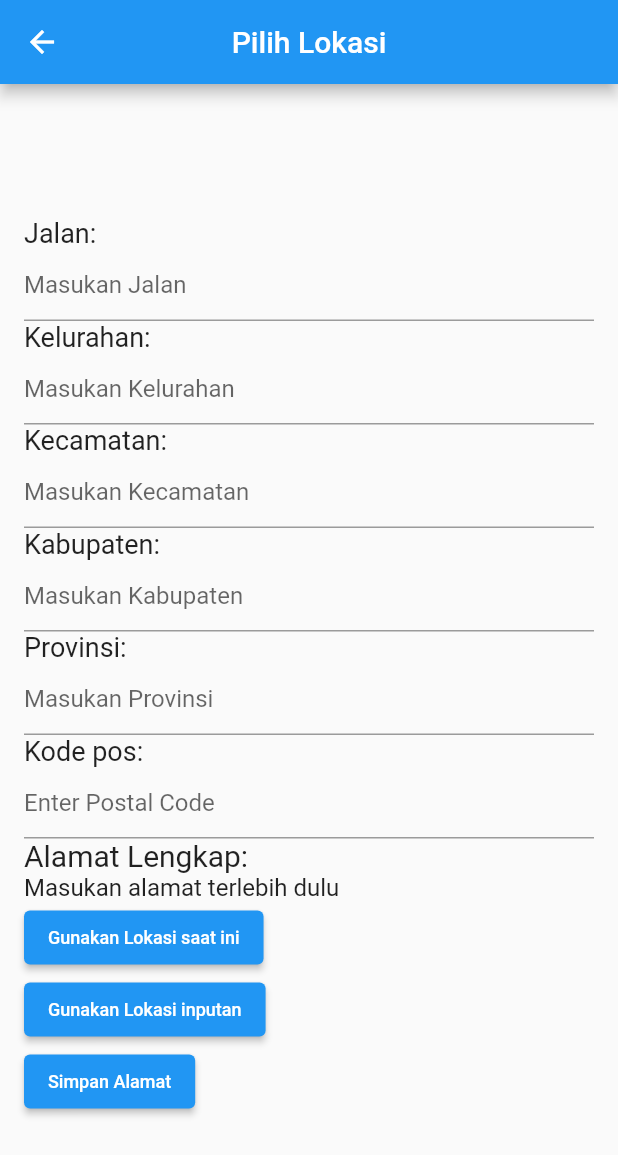
After one commit to Rzero6/project_belanjakan, a Flutter app: the InputAddress screen opened directly, on a phone screen of 412 x 824 dp. The commit adds this screen. Shown: the top 1155 px of the screen. Run offline on Flutter 3.47's test engine with Material 2 defaults, Android fonts, the phone set to English and light mode, and no system bars; our stand-ins replace audioplayers, awesome_notifications, camera, flutter_bloc, geocoding, geolocator and 7 more; missing offline and left inert: mobile_scanner; accounts and stored records are empty; project files that could hold a hidden picture were left out.

Commit message:
gabungin semua

```diff
--- /dev/null
+++ b/lib/view/address/input_address.dart
@@ -0,0 +1,254 @@
+import 'package:flutter/material.dart';
+import 'package:geocoding/geocoding.dart';
+import 'package:geolocator/geolocator.dart';
+import 'package:project_belanjakan/model/address.dart';
+
+class InputAddress extends StatefulWidget {
+  const InputAddress({Key? key}) : super(key: key);
+
+  @override
+  State<InputAddress> createState() => _InputAddressState();
+}
+
+class _InputAddressState extends State<InputAddress> {
+  Position? _currentLocation;
+  late bool servicePermission = false;
+  late LocationPermission permission;
+  bool isLoading = false;
+
+  String _currentStreet = "";
+  String _currentSubLocality = "";
+  String _currentLocality = "";
+  String _currentAdministrativeArea = "";
+  String _currentSubAdminisitrative = "";
+  String _currentPostalCode = "";
+  String _currentAddress = "";
+  String fullAddress = "Masukan alamat terlebih dulu";
+
+  final TextEditingController _manualStreetController = TextEditingController();
+  final TextEditingController _manualSubLocalityController =
+      TextEditingController();
+  final TextEditingController _manualLocalityController =
+      TextEditingController();
+  final TextEditingController _manualAdministrativeAreaController =
+      TextEditingController();
+  final TextEditingController _manualSubAdminisitrativeController =
+      TextEditingController();
+  final TextEditingController _manualPostalCodeController =
+      TextEditingController();
+  final TextEditingController _nameController = TextEditingController();
+  final TextEditingController _phoneController = TextEditingController();
+  final TextEditingController _manualAddressController =
+      TextEditingController();
+
+  Future<Position> _getCurrentLocation() async {
+    servicePermission = await Geolocator.isLocationServiceEnabled();
+    if (!servicePermission) {
+      print("Service disabled");
+    }
+    permission = await Geolocator.checkPermission();
+    if (permission == LocationPermission.denied) {
+      permission = await Geolocator.requestPermission();
+    }
+    return await Geolocator.getCurrentPosition();
+  }
+
+  _getAddressFromCoordinates(Position position) async {
+    try {
+      List<Placemark> placemarks = await placemarkFromCoordinates(
+        position.latitude,
+        position.longitude,
+      );
+      Placemark place = placemarks[0];
+
+      _currentStreet = place.street ?? "";
+      _currentSubLocality = place.subLocality ?? "";
+      _currentLocality = place.locality ?? "";
+      _currentAdministrativeArea = place.administrativeArea ?? "";
+      _currentSubAdminisitrative = place.subAdministrativeArea ?? "";
+      _currentPostalCode = place.postalCode ?? "";
+
+      setState(() {
+        _manualStreetController.text = _currentStreet;
+        _manualSubLocalityController.text = _currentSubLocality;
+        _manualLocalityController.text = _currentLocality;
+        _manualAdministrativeAreaController.text = _currentAdministrativeArea;
+        _manualAddressController.text = _currentAddress;
+        _manualSubAdminisitrativeController.text = _currentSubAdminisitrative;
+        _manualPostalCodeController.text = _currentPostalCode;
+        fullAddress =
+            '${_manualStreetController.text}, ${_manualSubLocalityController.text}, ${_manualLocalityController.text}, ${_manualAdministrativeAreaController.text}, ${_manualSubAdminisitrativeController.text}, ${_manualPostalCodeController.text}';
+        isLoading = false;
+      });
+    } catch (e) {
+      print(e);
+    }
+  }
+
+  @override
+  void dispose() {
+    _manualStreetController.dispose();
+    _manualSubLocalityController.dispose();
+    _manualLocalityController.dispose();
+    _manualAdministrativeAreaController.dispose();
+    _manualSubAdminisitrativeController.dispose();
+    _manualPostalCodeController.dispose();
+    _manualAddressController.dispose();
+    _nameController.dispose();
+    _phoneController.dispose();
+    super.dispose();
+  }
+
+  @override
+  Widget build(BuildContext context) {
+    return Scaffold(
+      appBar: AppBar(
+        title: const Text("Pilih Lokasi", style: TextStyle(fontSize: 20)),
+        centerTitle: true,
+      ),
+      body: Center(
+        child: isLoading
+            ? const Column(
+                mainAxisAlignment: MainAxisAlignment.center,
+                children: [
+                  CircularProgressIndicator(),
+                  SizedBox(
+                    height: 10,
+                  ),
+                  Text('Mencari lokasi....')
+                ],
+              )
+            : SingleChildScrollView(
+                child: Padding(
+                  padding: const EdgeInsets.all(16.0),
+                  child: Column(
+                    mainAxisAlignment: MainAxisAlignment.center,
+                    crossAxisAlignment: CrossAxisAlignment.start,
+                    children: [
+                      const SizedBox(height: 10),
+                      const Text(
+                        "Jalan:",
+                        style: TextStyle(fontSize: 18),
+                      ),
+                      TextField(
+                        controller: _manualStreetController,
+                        decoration: const InputDecoration(
+                          hintText: "Masukan Jalan",
+                        ),
+                      ),
+                      const Text(
+                        "Kelurahan:",
+                        style: TextStyle(fontSize: 18),
+                      ),
+                      TextField(
+                        controller: _manualSubLocalityController,
+                        decoration: const InputDecoration(
+                          hintText: "Masukan Kelurahan",
+                        ),
+                      ),
+                      const Text(
+                        "Kecamatan:",
+                        style: TextStyle(fontSize: 18),
+                      ),
+                      TextField(
+                        controller: _manualLocalityController,
+                        decoration: const InputDecoration(
+                          hintText: "Masukan Kecamatan",
+                        ),
+                      ),
+                      const Text(
+                        "Kabupaten:",
+                        style: TextStyle(fontSize: 18),
+                      ),
+                      TextField(
+                        controller: _manualSubAdminisitrativeController,
+                        decoration: const InputDecoration(
+                          hintText: "Masukan Kabupaten",
+                        ),
+                      ),
+                      const Text(
+                        "Provinsi:",
+                        style: TextStyle(fontSize: 18),
+                      ),
+                      TextField(
+                        controller: _manualAdministrativeAreaController,
+                        decoration: const InputDecoration(
+                          hintText: "Masukan Provinsi",
+                        ),
+                      ),
+                      const Text(
+                        "Kode pos:",
+                        style: TextStyle(fontSize: 18),
+                      ),
+                      TextField(
+                        controller: _manualPostalCodeController,
+                        decoration: const InputDecoration(
+                          hintText: "Enter Postal Code",
+                        ),
+                      ),
+                      const Text(
+                        "Alamat Lengkap:",
+                        style: TextStyle(fontSize: 20),
+                      ),
+                      Text(
+                        fullAddress,
+                        style: const TextStyle(fontSize: 16),
+                      ),
+                      ElevatedButton(
+                        onPressed: () async {
+                          setState(() {
+                            isLoading = true;
+                          });
+                          _currentLocation = await _getCurrentLocation();
+                          _getAddressFromCoordinates(_currentLocation!);
+                        },
+                        child: const Text("Gunakan Lokasi saat ini",
+                            style: TextStyle(fontSize: 12)),
+                      ),
+                      ElevatedButton(
+                        onPressed: () {
+                          setState(() {
+                            _currentAddress = _manualAddressController.text;
+                          });
+                        },
+                        child: const Text("Gunakan Lokasi inputan",
+                            style: TextStyle(fontSize: 12)),
+                      ),
+                      ElevatedButton(
+                        onPressed: () {
+                          if (fullAddress.isNotEmpty) {
+                            Address address = Address(jalan: _currentStreet, kabupaten: _currentSubAdminisitrative, kelurahan: _currentSubLocality, kecamatan: _currentLocality, kodePos: _currentPostalCode, provinsi: _currentAdministrativeArea);
+                            Navigator.pop(context,address);
+                          } else {
+                            showDialog(
+                              context: context,
+                              builder: (context) {
+                                return AlertDialog(
+                                  title: const Text('Peringatan'),
+                                  content:
+                                      const Text('Harus input alamat terlebih dulu!'),
+                                  actions: [
+                                    TextButton(
+                                      onPressed: () {
+                                        Navigator.of(context)
+                                            .pop(); // Close the dialog
+                                      },
+                                      child: const Text('Tutup'),
+                                    ),
+                                  ],
+                                );
+                              },
+                            );
+                          }
+                        },
+                        child: const Text("Simpan Alamat",
+                            style: TextStyle(fontSize: 12)),
+                      ),
+                    ],
+                  ),
+                ),
+              ),
+      ),
+    );
+  }
+}
--- a/lib/view/offers/daily_offers.dart
+++ b/lib/view/offers/daily_offers.dart
@@ -1,6 +1,5 @@
 import 'package:flutter/material.dart';
 import 'package:project_belanjakan/view/offers/coupons_page.dart';
-import 'package:project_belanjakan/view/offers/shake_n_win.dart';
 
 class DailyOffers extends StatefulWidget {
   const DailyOffers({super.key});
@@ -19,8 +18,8 @@ class _DailyOffersState extends State<DailyOffers> {
           children: [
             ElevatedButton(
                 onPressed: () {
-                  Navigator.push(
-                      context, MaterialPageRoute(builder: (_) => const CouponsPage()));
+                  Navigator.push(context,
+                      MaterialPageRoute(builder: (_) => const CouponsPage()));
                 },
                 child: const Text('Coupons')),
             const Text('Coming soon'),
```
Also changed, not shown: lib/view/address/get_current_location.dart (added, +44 -0 lines), lib/view/geolocator/geolocator.dart (deleted, +0 -227 lines), lib/view/offers/coupons_page.dart (+6 -3 lines), lib/view/payment/quick_pay.dart (+95 -25 lines), lib/view/products/item_details.dart (+17 -41 lines).
